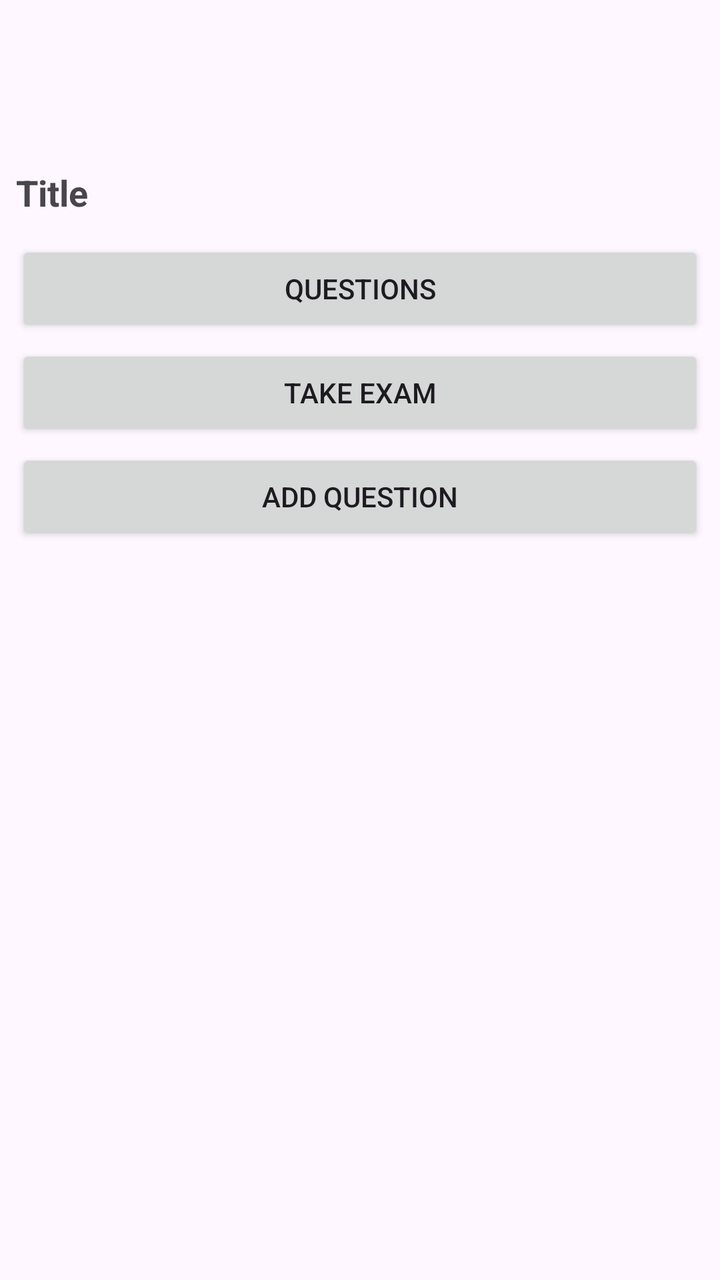
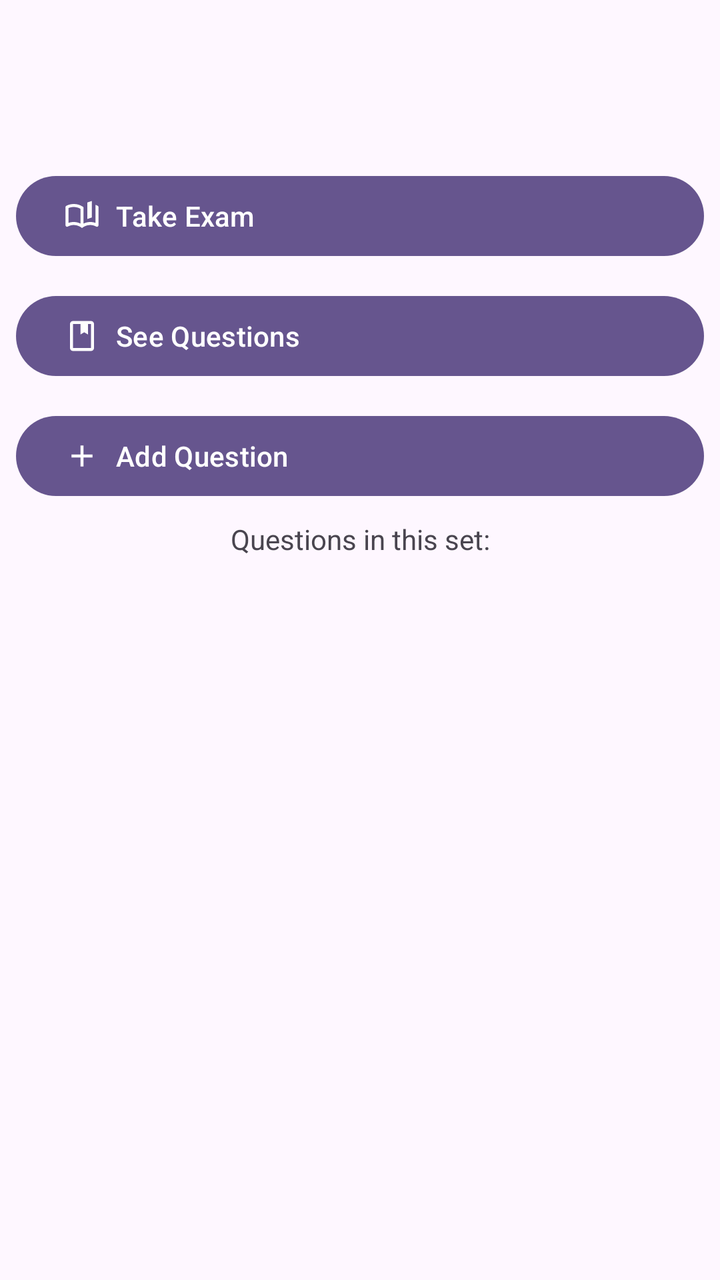

An Android layout rendered at two revisions. The XML below is the earlier revision; the diff shows what the commit changed to produce the second picture.
<!-- AndroidManifest.xml: application theme AppTheme -->
<!-- res/layout/activity_view_exam.xml -->
<?xml version="1.0" encoding="utf-8"?>
<LinearLayout xmlns:android="http://schemas.android.com/apk/res/android"
    xmlns:app="http://schemas.android.com/apk/res-auto"
    xmlns:tools="http://schemas.android.com/tools"
    android:id="@+id/main"
    android:layout_width="match_parent"
    android:layout_height="match_parent"
    tools:context=".ui.sets.ViewFlashcardSetActivity"
    android:orientation="vertical"
    >

    <include layout="@layout/common_toolbar"
        android:id="@+id/toolbarIncl" />


    <LinearLayout
        android:layout_width="match_parent"
        android:layout_height="wrap_content"
        android:layout_margin="8dp"
        android:orientation="vertical"
        >

        <TextView
            android:id="@+id/examTitle"
            android:layout_width="match_parent"
            android:layout_height="wrap_content"
            android:layout_marginVertical="12dp"
            android:text="@string/title"
            android:textSize="18sp"
            android:textStyle="bold"
            />

        <Button
            android:id="@+id/questionsButton"
            android:layout_width="match_parent"
            android:layout_height="wrap_content"
            android:text="@string/questions"
            android:layout_marginBottom="4dp"
            />

        <Button
            android:id="@+id/takeExamButton"
            android:layout_width="match_parent"
            android:layout_height="wrap_content"
            android:text="@string/take_test"
            android:layout_marginBottom="4dp"
            />

        <Button
            android:id="@+id/addQuestionButton"
            android:layout_width="match_parent"
            android:layout_height="wrap_content"
            android:text="@string/add_question"
            android:layout_marginBottom="4dp"
            />

    </LinearLayout>

    <LinearLayout
        android:id="@+id/questionLayout"
        android:layout_width="match_parent"
        android:layout_height="wrap_content"
        android:layout_margin="8dp"
        android:orientation="vertical"
        app:layout_scrollFlags="snap"
        />

</LinearLayout>
<!-- res/layout/common_toolbar.xml (included above) -->
<?xml version="1.0" encoding="utf-8"?>
<androidx.appcompat.widget.Toolbar
    xmlns:android="http://schemas.android.com/apk/res/android"
    xmlns:app="http://schemas.android.com/apk/res-auto"
    android:id="@+id/toolbar"
    android:layout_width="match_parent"
    android:layout_height="?attr/actionBarSize"
    android:elevation="4dp"
    android:theme="@style/AppTheme"
    android:background="@color/md_theme_surface"
    app:layout_constraintEnd_toEndOf="parent"
    app:layout_constraintStart_toStartOf="parent"
    app:layout_constraintTop_toTopOf="parent"
    />
<!-- resources referenced by this layout -->
<resources>
  <color name="md_theme_surface">#FEF7FF</color>
  <string name="add_question">Add Question</string>
  <string name="questions">Questions</string>
  <string name="take_test">Take Exam</string>
  <string name="title">Title</string>
  <color name="md_theme_primary">#66558E</color>
  <color name="md_theme_onPrimary">#FFFFFF</color>
  <color name="md_theme_secondary">#625B70</color>
  <color name="md_theme_onSecondary">#FFFFFF</color>
  <color name="md_theme_tertiary">#7E525F</color>
  <color name="md_theme_onTertiary">#FFFFFF</color>
  <color name="md_theme_error">#BA1A1A</color>
  <color name="md_theme_onError">#FFFFFF</color>
  <color name="md_theme_background">#FEF7FF</color>
  <color name="md_theme_onBackground">#1D1B20</color>
  <color name="md_theme_onSurface">#1D1B20</color>
  <color name="md_theme_surfaceVariant">#E7E0EB</color>
  <color name="md_theme_outline">#7A757F</color>
  <color name="md_theme_outlineVariant">#CAC4CF</color>
  <color name="md_theme_inverseSurface">#322F35</color>
  <color name="md_theme_inversePrimary">#D0BCFE</color>
  <color name="md_theme_primaryFixed">#E9DDFF</color>
  <color name="md_theme_onPrimaryFixed">#210F47</color>
  <color name="md_theme_secondaryFixed">#E8DEF8</color>
  <color name="md_theme_tertiaryFixed">#FFD9E2</color>
  <color name="md_theme_surfaceDim">#DED8E0</color>
  <color name="md_theme_surfaceBright">#FEF7FF</color>
  <!-- unchanged entries left out for length: 24 -->
</resources>

<!-- the commit's change to res/layout/activity_view_exam.xml (unified diff, before → after) -->
@@ -20,41 +20,45 @@
         android:orientation="vertical"
         >
 
-        <TextView
-            android:id="@+id/examTitle"
+        <com.google.android.material.button.MaterialButton
+            android:id="@+id/takeExamButton"
             android:layout_width="match_parent"
             android:layout_height="wrap_content"
-            android:layout_marginVertical="12dp"
-            android:text="@string/title"
-            android:textSize="18sp"
-            android:textStyle="bold"
+            android:text="@string/take_test"
+            app:icon="@drawable/icon_book"
+            android:layout_marginTop="12dp"
+            android:textAlignment="viewStart"
             />
 
-        <Button
+        <com.google.android.material.button.MaterialButton
             android:id="@+id/questionsButton"
             android:layout_width="match_parent"
             android:layout_height="wrap_content"
             android:text="@string/questions"
-            android:layout_marginBottom="4dp"
+            app:icon="@drawable/icon_page"
+            android:layout_marginTop="12dp"
+            android:textAlignment="viewStart"
             />
 
-        <Button
-            android:id="@+id/takeExamButton"
-            android:layout_width="match_parent"
-            android:layout_height="wrap_content"
-            android:text="@string/take_test"
-            android:layout_marginBottom="4dp"
-            />
-
-        <Button
+        <com.google.android.material.button.MaterialButton
             android:id="@+id/addQuestionButton"
             android:layout_width="match_parent"
             android:layout_height="wrap_content"
             android:text="@string/add_question"
-            android:layout_marginBottom="4dp"
+            app:icon="@drawable/icon_add"
+            android:layout_marginTop="12dp"
+            android:textAlignment="viewStart"
             />
 
     </LinearLayout>
+
+    <TextView
+        android:layout_width="match_parent"
+        android:layout_height="wrap_content"
+        android:text="Questions in this set:"
+        android:textAlignment="center"
+        android:textSize="14sp"
+        />
 
     <LinearLayout
         android:id="@+id/questionLayout"
<!-- resource entries referenced after the edit -->
@@ -1,10 +1,27 @@
 <!-- resources referenced by this layout -->
 <resources>
   <color name="md_theme_surface">#FEF7FF</color>
+  <!-- drawable icon_add (drawable) -->
+  <vector xmlns:android="http://schemas.android.com/apk/res/android" android:height="24dp" android:tint="#000000" android:viewportHeight="24" android:viewportWidth="24" android:width="24dp">
+        
+      <path android:fillColor="@android:color/white" android:pathData="M19,13h-6v6h-2v-6H5v-2h6V5h2v6h6v2z"/>
+      
+  </vector>
+  <!-- drawable icon_book (drawable) -->
+  <vector xmlns:android="http://schemas.android.com/apk/res/android" android:height="24dp" android:tint="#000000" android:viewportHeight="960" android:viewportWidth="960" android:width="24dp">
+        
+      <path android:fillColor="@android:color/white" android:pathData="M440,682L440,288Q399,264 353,252Q307,240 260,240Q224,240 188.5,247Q153,254 120,268Q120,268 120,268Q120,268 120,268L120,664Q120,664 120,664Q120,664 120,664Q155,652 189.5,646Q224,640 260,640Q307,640 351.5,650.5Q396,661 440,682ZM480,800Q432,762 376,741Q320,720 260,720Q218,720 177.5,731Q137,742 100,762Q79,773 59.5,761Q40,749 40,726L40,244Q40,233 45.5,223Q51,213 62,208Q108,184 158,172Q208,160 260,160Q334,160 386,177Q438,194 498,229Q509,235 514.5,243Q520,251 520,264L520,682Q564,661 608.5,650.5Q653,640 700,640Q736,640 770.5,646Q805,652 840,664Q840,664 840,664Q840,664 840,664L840,183Q855,188 869.5,194Q884,200 898,208Q909,213 914.5,223Q920,233 920,244L920,726Q920,749 900.5,761Q881,773 860,762Q823,742 782.5,731Q742,720 700,720Q640,720 584,741Q528,762 480,800ZM620,560L620,120L740,80L740,520L620,560ZM280,461Q280,461 280,461Q280,461 280,461Q280,461 280,461Q280,461 280,461Q280,461 280,461Q280,461 280,461L280,461Q280,461 280,461Q280,461 280,461Q280,461 280,461Q280,461 280,461Q280,461 280,461Q280,461 280,461Z"/>
+      
+  </vector>
+  <!-- drawable icon_page (drawable) -->
+  <vector xmlns:android="http://schemas.android.com/apk/res/android" android:height="24dp" android:tint="#000000" android:viewportHeight="960" android:viewportWidth="960" android:width="24dp">
+        
+      <path android:fillColor="@android:color/white" android:pathData="M240,880Q207,880 183.5,856.5Q160,833 160,800L160,160Q160,127 183.5,103.5Q207,80 240,80L720,80Q753,80 776.5,103.5Q800,127 800,160L800,800Q800,833 776.5,856.5Q753,880 720,880L240,880ZM240,800L720,800Q720,800 720,800Q720,800 720,800L720,160Q720,160 720,160Q720,160 720,160L640,160L640,440L540,380L440,440L440,160L240,160Q240,160 240,160Q240,160 240,160L240,800Q240,800 240,800Q240,800 240,800ZM240,800Q240,800 240,800Q240,800 240,800L240,160Q240,160 240,160Q240,160 240,160L240,160Q240,160 240,160Q240,160 240,160L240,800Q240,800 240,800Q240,800 240,800ZM440,440L540,380L640,440L640,440L540,380L440,440Z"/>
+      
+  </vector>
   <string name="add_question">Add Question</string>
-  <string name="questions">Questions</string>
+  <string name="questions">See Questions</string>
   <string name="take_test">Take Exam</string>
-  <string name="title">Title</string>
   <color name="md_theme_primary">#66558E</color>
   <color name="md_theme_onPrimary">#FFFFFF</color>
   <color name="md_theme_secondary">#625B70</color>
